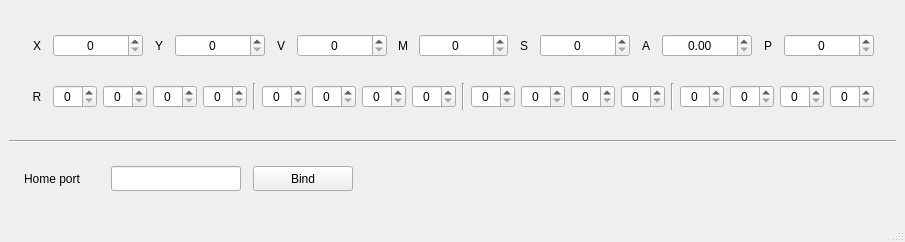
AlferovKirill/Test, file Task_1/Client/Interface.ui: the form before one commit.
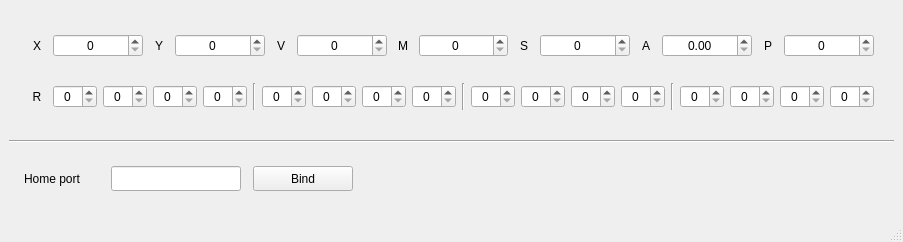
The form after the commit.

```diff
--- a/Task_1/Client/Interface.ui
+++ b/Task_1/Client/Interface.ui
@@ -6,19 +6,19 @@
    <rect>
     <x>0</x>
     <y>0</y>
-    <width>905</width>
+    <width>903</width>
     <height>242</height>
    </rect>
   </property>
   <property name="minimumSize">
    <size>
-    <width>905</width>
-    <height>240</height>
+    <width>903</width>
+    <height>242</height>
    </size>
   </property>
   <property name="maximumSize">
    <size>
-    <width>905</width>
+    <width>903</width>
     <height>242</height>
    </size>
   </property>
```
Left out of the diff: 2 changed lines with no effect on the pictures.
